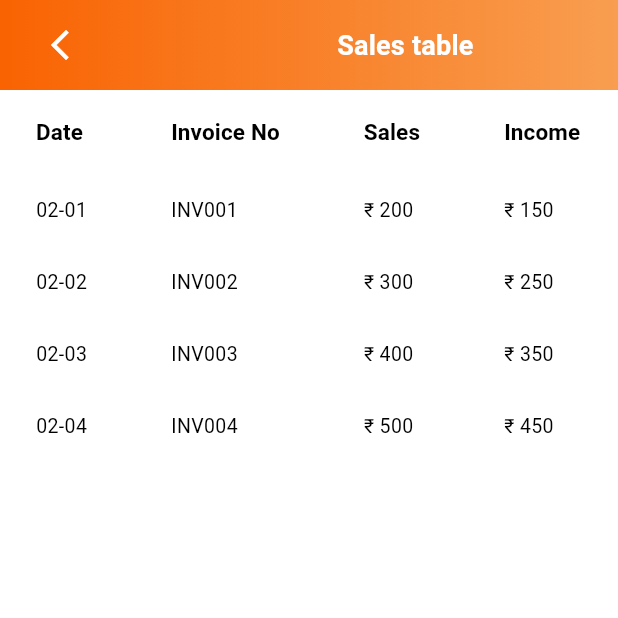
After one commit to kanakkbook/kanakkbook, a Flutter app: the MainScreen screen opened directly, after a tap on "Dash Board", on a phone screen of 412 x 824 dp, the top half of it. The commit adds this screen. Run offline on Flutter 3.47's test engine with Material 3 defaults, Android fonts, the phone set to English and light mode, and no system bars; our stand-ins replace animated_notch_bottom_bar, flutter_holo_date_picker, freezed_annotation; missing offline and left inert: auto_binding_field.

Commit message:
update home_card_list.dart

```diff
--- a/lib/modules/home_screen/elements/home_card_list.dart
+++ b/lib/modules/home_screen/elements/home_card_list.dart
@@ -1,6 +1,7 @@
 import 'package:flutter/material.dart';
 import 'package:kanakk_book/const/color_constants.dart';
 import 'package:kanakk_book/modules/home_screen/view_model/home_view_model.dart';
+import 'package:kanakk_book/modules/sales/sales_data_table.dart';
 import 'package:provider/provider.dart';
 
 class HomeCardList extends StatelessWidget {
@@ -21,7 +22,13 @@ class HomeCardList extends StatelessWidget {
           runSpacing: 50,
           children: [
             for (var e in context.read<HomeViewModel>().homeWidgets)
-              SizedBox(
+              InkWell(
+                onTap: ()=>Navigator.push(
+                      context,
+                      MaterialPageRoute(
+                        builder: (context) => SalesTable(),
+                      )),
+                child: SizedBox(
                   height: 80,width: 80,
                   child: Card(
                     shape: RoundedRectangleBorder(
@@ -49,6 +56,7 @@ class HomeCardList extends StatelessWidget {
                       ),
                     ),
                   ),
+                ),
               )
           ],
         ),
--- /dev/null
+++ b/lib/modules/sales/sales_data_table.dart
@@ -0,0 +1,62 @@
+import 'package:flutter/material.dart';
+import 'package:kanakk_book/custom_widgets/custom_app_bar.dart';
+
+
+class SalesTable extends StatelessWidget {
+  @override
+  Widget build(BuildContext context) {
+    return Scaffold(
+      backgroundColor: Colors.white,
+      appBar: CustomAppBar(
+enableBack: true,title: "Sales table"),
+      body: SingleChildScrollView(
+        scrollDirection: Axis.horizontal,  // Allow horizontal scrolling
+        child: DataTable(
+          dividerThickness: 10,
+          columns:  [
+            DataColumn(label: Text('Date',style: Theme.of(context).textTheme.titleSmall?.copyWith(color: Colors.black,fontSize: 15),)),
+            DataColumn(label: Text('Invoice No',style: Theme.of(context).textTheme.titleSmall?.copyWith(color: Colors.black,fontSize: 15))),
+            DataColumn(label: Text('Sales',style: Theme.of(context).textTheme.titleSmall?.copyWith(color: Colors.black,fontSize: 15))),
+            DataColumn(label: Text('Income',style: Theme.of(context).textTheme.titleSmall?.copyWith(color: Colors.black,fontSize: 15))),
+            DataColumn(label: Text('Balance',style: Theme.of(context).textTheme.titleSmall?.copyWith(color: Colors.black,fontSize: 15))),
+            DataColumn(label: Text('Total Balance',style: Theme.of(context).textTheme.titleSmall?.copyWith(color: Colors.black,fontSize: 15))),
+          ],
+          rows: const [
+            DataRow(cells: [
+              DataCell(Text('02-01')),
+              DataCell(Text('INV001')),
+              DataCell(Text('₹ 200')),
+              DataCell(Text('₹ 150')),
+              DataCell(Text('₹ 50')),
+              DataCell(Text('₹ 150')),
+            ]),
+            DataRow(cells: [
+              DataCell(Text('02-02')),
+              DataCell(Text('INV002')),
+              DataCell(Text('₹ 300')),
+              DataCell(Text('₹ 250')),
+              DataCell(Text('₹ 50')),
+              DataCell(Text('₹ 400')),
+            ]),
+            DataRow(cells: [
+              DataCell(Text('02-03')),
+              DataCell(Text('INV003')),
+              DataCell(Text('₹ 400')),
+              DataCell(Text('₹ 350')),
+              DataCell(Text('₹ 50')),
+              DataCell(Text('₹ 750')),
+            ]),
+            DataRow(cells: [
+              DataCell(Text('02-04')),
+              DataCell(Text('INV004')),
+              DataCell(Text('₹ 500')),
+              DataCell(Text('₹ 450')),
+              DataCell(Text('₹ 50')),
+              DataCell(Text('₹ 1200')),
+            ]),
+          ],
+        ),
+      ),
+    );
+  }
+}
```
Also changed, not shown: lib/modules/sales/add_sales.dart (added, +53 -0 lines). Lines whose indentation alone changed are shown as unchanged.
